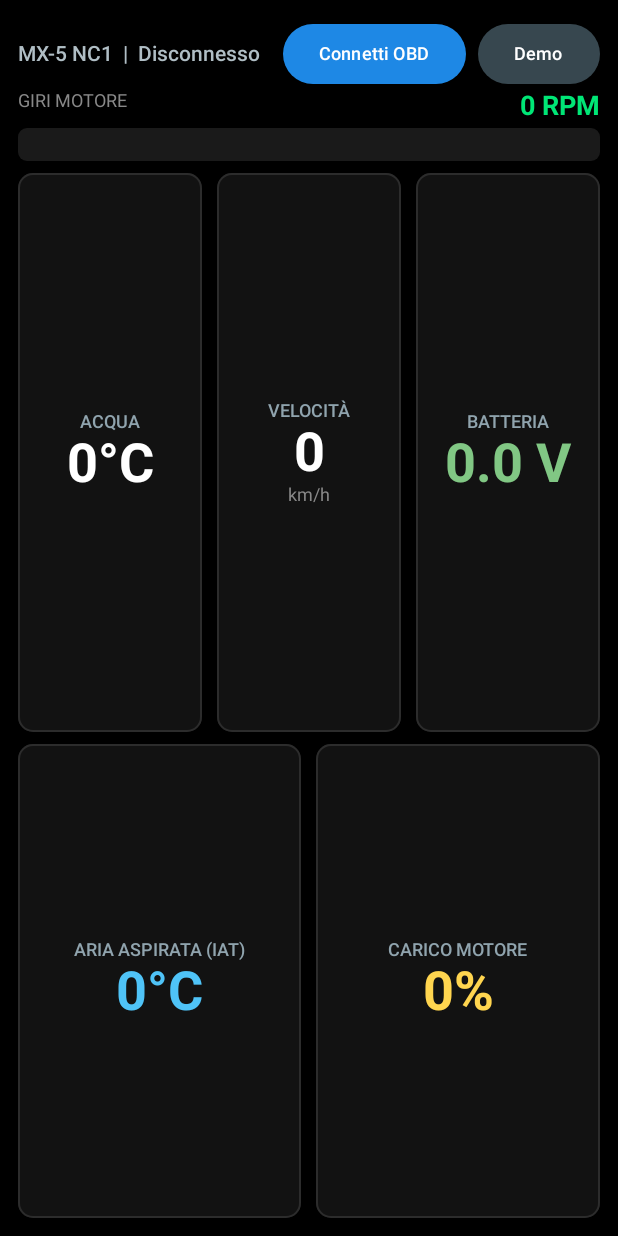
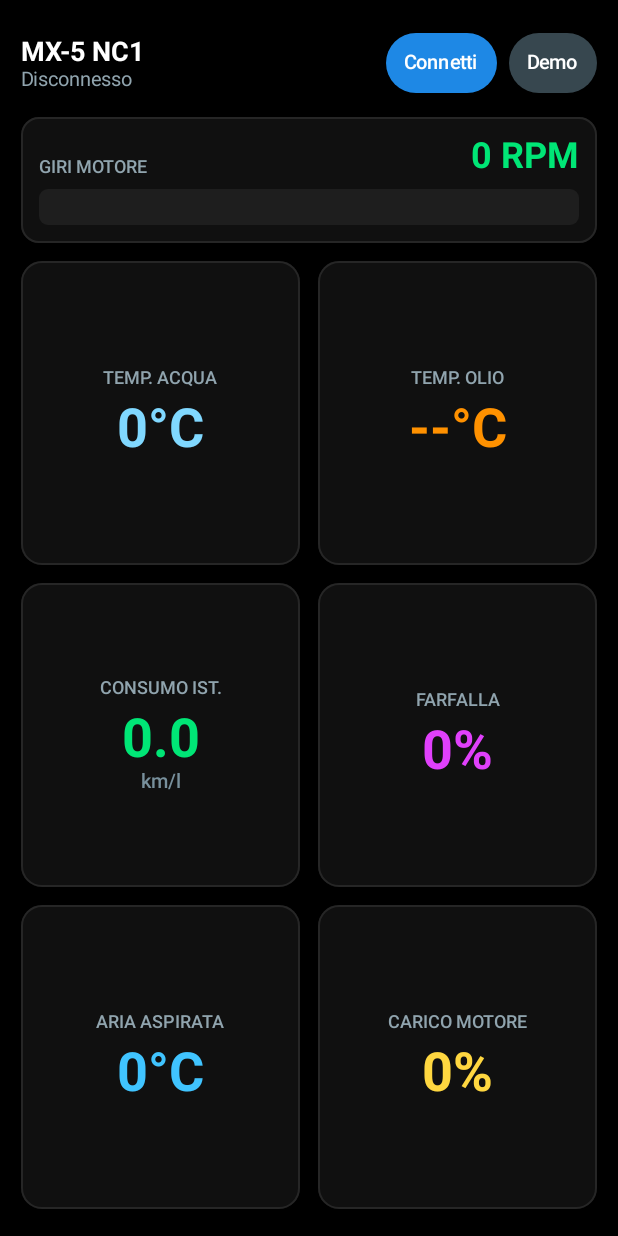
Before and after one commit to dandreasamuele03-fast/MX-5-virtual-dashboard, an Android app built with Jetpack Compose: the screen it shows after launch (MainActivity), on a phone screen of 412 x 824 dp. Run offline under Robolectric (Android 15) with nearby library versions, the phone set to English and light mode, and no system bars.

Commit message:
Update MainActivity.kt

```diff
--- a/app/src/main/java/com/mx5/dash/MainActivity.kt
+++ b/app/src/main/java/com/mx5/dash/MainActivity.kt
@@ -30,6 +30,7 @@ import androidx.core.content.ContextCompat
 import kotlinx.coroutines.*
 import java.io.InputStream
 import java.io.OutputStream
+import java.util.Locale
 import java.util.UUID
 import kotlin.math.sin
 
@@ -78,10 +79,11 @@ fun DashboardScreen(btAdapter: BluetoothAdapter?, sppUuid: UUID) {
     var showDevices by remember { mutableStateOf(false) }
 
     var rpm by remember { mutableIntStateOf(0) }
-    var speed by remember { mutableIntStateOf(0) }
     var coolantTemp by remember { mutableIntStateOf(0) }
+    var oilTemp by remember { mutableIntStateOf(-999) }
+    var kmPerLiter by remember { mutableDoubleStateOf(0.0) }
+    var throttlePos by remember { mutableIntStateOf(0) }
     var intakeTemp by remember { mutableIntStateOf(0) }
-    var voltage by remember { mutableDoubleStateOf(0.0) }
     var engineLoad by remember { mutableIntStateOf(0) }
 
     var obdJob by remember { mutableStateOf<Job?>(null) }
@@ -105,11 +107,12 @@ fun DashboardScreen(btAdapter: BluetoothAdapter?, sppUuid: UUID) {
             while (isActive) {
                 t += 0.15
                 rpm = (3200 + 2800 * sin(t)).toInt().coerceIn(850, 6500)
-                speed = (rpm / 45).coerceIn(0, 180)
-                coolantTemp = (88 + 4 * sin(t * 0.2)).toInt()
+                coolantTemp = (89 + 4 * sin(t * 0.2)).toInt()
+                oilTemp = (96 + 5 * sin(t * 0.15)).toInt()
+                kmPerLiter = (13.5 + 5.5 * sin(t * 0.4)).coerceIn(3.5, 28.0)
+                throttlePos = (35 + 30 * sin(t)).toInt().coerceIn(13, 86)
                 intakeTemp = (26 + 3 * sin(t * 0.1)).toInt()
-                voltage = 14.1 + 0.2 * sin(t * 0.3)
-                engineLoad = (45 + 35 * sin(t)).toInt().coerceIn(10, 95)
+                engineLoad = (45 + 35 * sin(t)).toInt().coerceIn(12, 95)
                 delay(80)
             }
         }
@@ -117,7 +120,7 @@ fun DashboardScreen(btAdapter: BluetoothAdapter?, sppUuid: UUID) {
 
     fun connectObd(device: BluetoothDevice) {
         stopAll()
-        statusText = "Connessione a ${device.name}..."
+        statusText = "Connessione..."
         obdJob = scope.launch(Dispatchers.IO) {
             try {
                 btAdapter?.cancelDiscovery()
@@ -127,7 +130,7 @@ fun DashboardScreen(btAdapter: BluetoothAdapter?, sppUuid: UUID) {
                 val input = socket.inputStream
                 val output = socket.outputStream
 
-                statusText = "Inizializzazione ECU Mazda..."
+                statusText = "Init ECU Mazda..."
                 sendCommand(output, input, "ATZ", 600)
                 sendCommand(output, input, "ATE0", 150)
                 sendCommand(output, input, "ATL0", 150)
@@ -135,30 +138,70 @@ fun DashboardScreen(btAdapter: BluetoothAdapter?, sppUuid: UUID) {
                 sendCommand(output, input, "ATSP6", 200)
 
                 isConnected = true
-                statusText = "Connesso: ${device.name}"
+                statusText = "Connesso"
+
+                var useExtendedOilPid = true
 
                 while (isActive) {
-                    parseResponse(sendCommand(output, input, "010C", 45))?.let { bytes ->
-                        if (bytes.size >= 4) rpm = ((bytes[2] * 256) + bytes[3]) / 4
+                    // 1. Giri Motore (010C)
+                    parseMode01(sendCommand(output, input, "010C", 40))?.let { b ->
+                        if (b.size >= 4) rpm = ((b[2] * 256) + b[3]) / 4
                     }
-                    parseResponse(sendCommand(output, input, "0105", 45))?.let { bytes ->
-                        if (bytes.size >= 3) coolantTemp = bytes[2] - 40
+
+                    // 2. Temperatura Acqua (0105)
+                    parseMode01(sendCommand(output, input, "0105", 40))?.let { b ->
+                        if (b.size >= 3) coolantTemp = b[2] - 40
                     }
-                    parseResponse(sendCommand(output, input, "010D", 45))?.let { bytes ->
-                        if (bytes.size >= 3) speed = bytes[2]
+
+                    // 3. Apertura Farfalla (0111)
+                    parseMode01(sendCommand(output, input, "0111", 40))?.let { b ->
+                        if (b.size >= 3) throttlePos = (b[2] * 100) / 255
                     }
-                    parseResponse(sendCommand(output, input, "0142", 45))?.let { bytes ->
-                        if (bytes.size >= 4) voltage = ((bytes[2] * 256) + bytes[3]) / 1000.0
+
+                    // 4. Consumo Istantaneo (Velocità 010D + MAF 0110)
+                    var currentSpeed = 0
+                    var mafGramsSec = 0.0
+                    parseMode01(sendCommand(output, input, "010D", 40))?.let { b ->
+                        if (b.size >= 3) currentSpeed = b[2]
                     }
-                    parseResponse(sendCommand(output, input, "010F", 45))?.let { bytes ->
-                        if (bytes.size >= 3) intakeTemp = bytes[2] - 40
+                    parseMode01(sendCommand(output, input, "0110", 40))?.let { b ->
+                        if (b.size >= 4) mafGramsSec = ((b[2] * 256) + b[3]) / 100.0
                     }
-                    parseResponse(sendCommand(output, input, "0104", 45))?.let { bytes ->
-                        if (bytes.size >= 3) engineLoad = (bytes[2] * 100) / 255
+                    kmPerLiter = if (currentSpeed > 2 && mafGramsSec > 0.1) {
+                        val litersPerHour = mafGramsSec * 0.3287
+                        (currentSpeed / litersPerHour).coerceIn(0.0, 50.0)
+                    } else {
+                        0.0
+                    }
+
+                    // 5. Temperatura Aria Aspirata IAT (010F)
+                    parseMode01(sendCommand(output, input, "010F", 40))?.let { b ->
+                        if (b.size >= 3) intakeTemp = b[2] - 40
+                    }
+
+                    // 6. Carico Motore (0104)
+                    parseMode01(sendCommand(output, input, "0104", 40))?.let { b ->
+                        if (b.size >= 3) engineLoad = (b[2] * 100) / 255
+                    }
+
+                    // 7. Temperatura Olio Motore (PID Mazda 221310 o Standard 015C)
+                    if (useExtendedOilPid) {
+                        val rawOil = sendCommand(output, input, "221310", 45)
+                        val parsedExt = parseMode22(rawOil, "621310")
+                        if (parsedExt != null && parsedExt.size >= 4) {
+                            val valC = ((parsedExt[3] * 256) + (parsedExt.getOrElse(4) { 0 })) / 100
+                            oilTemp = if (valC in -20..180) valC else (parsedExt[3] - 40)
+                        } else {
+                            useExtendedOilPid = false
+                        }
+                    } else {
+                        parseMode01(sendCommand(output, input, "015C", 40))?.let { b ->
+                            if (b.size >= 3) oilTemp = b[2] - 40
+                        }
                     }
                 }
             } catch (e: Exception) {
-                statusText = "Errore: ${e.localizedMessage ?: "Connessione fallita"}"
+                statusText = "Errore BT"
                 isConnected = false
             }
         }
@@ -174,40 +217,55 @@ fun DashboardScreen(btAdapter: BluetoothAdapter?, sppUuid: UUID) {
         coolantTemp >= 102 -> Color(0xFFFF1744)
         coolantTemp >= 96 -> Color(0xFFFFAB00)
         coolantTemp in 1..65 -> Color(0xFF29B6F6)
-        else -> Color.White
+        else -> Color(0xFF80D8FF)
+    }
+    val oilColor = when {
+        oilTemp >= 120 -> Color(0xFFFF1744)
+        oilTemp >= 110 -> Color(0xFFFFAB00)
+        oilTemp in 1..65 -> Color(0xFF29B6F6)
+        else -> Color(0xFFFF9100)
     }
 
     Column(
         modifier = Modifier
             .fillMaxSize()
             .background(Color.Black)
-            .padding(12.dp),
-        verticalArrangement = Arrangement.SpaceBetween
+            .padding(horizontal = 14.dp, vertical = 18.dp),
+        verticalArrangement = Arrangement.spacedBy(12.dp)
     ) {
+        // Barra superiore: Stato e pulsanti
         Row(
             modifier = Modifier.fillMaxWidth(),
             horizontalArrangement = Arrangement.SpaceBetween,
             verticalAlignment = Alignment.CenterVertically
         ) {
-            Text(
-                text = "MX-5 NC1  |  $statusText",
-                color = if (isConnected) Color(0xFF00E676) else Color(0xFFB0BEC5),
-                fontSize = 14.sp,
-                fontWeight = FontWeight.SemiBold
-            )
+            Column {
+                Text(
+                    text = "MX-5 NC1",
+                    color = Color.White,
+                    fontSize = 18.sp,
+                    fontWeight = FontWeight.Bold
+                )
+                Text(
+                    text = statusText,
+                    color = if (isConnected) Color(0xFF00E676) else Color(0xFF90A4AE),
+                    fontSize = 13.sp
+                )
+            }
             Row(horizontalArrangement = Arrangement.spacedBy(8.dp)) {
                 Box {
                     Button(
                         onClick = { showDevices = true },
-                        colors = ButtonDefaults.buttonColors(containerColor = Color(0xFF1E88E5))
+                        colors = ButtonDefaults.buttonColors(containerColor = Color(0xFF1E88E5)),
+                        contentPadding = PaddingValues(horizontal = 12.dp, vertical = 8.dp)
                     ) {
-                        Text("Connetti OBD", fontSize = 12.sp)
+                        Text("Connetti", fontSize = 13.sp)
                     }
                     DropdownMenu(expanded = showDevices, onDismissRequest = { showDevices = false }) {
                         val paired = btAdapter?.bondedDevices?.toList().orEmpty()
                         if (paired.isEmpty()) {
                             DropdownMenuItem(
-                                text = { Text("Nessun dispositivo accoppiato") },
+                                text = { Text("Nessun dispositivo") },
                                 onClick = { showDevices = false }
                             )
                         } else {
@@ -227,27 +285,36 @@ fun DashboardScreen(btAdapter: BluetoothAdapter?, sppUuid: UUID) {
                     onClick = { if (isDemo || isConnected) stopAll() else startDemo() },
                     colors = ButtonDefaults.buttonColors(
                         containerColor = if (isDemo || isConnected) Color(0xFFD32F2F) else Color(0xFF37474F)
-                    )
+                    ),
+                    contentPadding = PaddingValues(horizontal = 12.dp, vertical = 8.dp)
                 ) {
-                    Text(if (isDemo || isConnected) "Stop" else "Demo", fontSize = 12.sp)
+                    Text(if (isDemo || isConnected) "Stop" else "Demo", fontSize = 13.sp)
                 }
             }
         }
 
-        Column(modifier = Modifier.fillMaxWidth()) {
+        // Barra LED Giri Motore
+        Column(
+            modifier = Modifier
+                .fillMaxWidth()
+                .background(Color(0xFF101010), RoundedCornerShape(12.dp))
+                .border(1.dp, Color(0xFF262626), RoundedCornerShape(12.dp))
+                .padding(12.dp)
+        ) {
             Row(
                 modifier = Modifier.fillMaxWidth(),
-                horizontalArrangement = Arrangement.SpaceBetween
+                horizontalArrangement = Arrangement.SpaceBetween,
+                verticalAlignment = Alignment.Bottom
             ) {
-                Text("GIRI MOTORE", color = Color.Gray, fontSize = 12.sp)
-                Text("$rpm RPM", color = shiftColor, fontSize = 18.sp, fontWeight = FontWeight.Bold)
+                Text("GIRI MOTORE", color = Color(0xFF90A4AE), fontSize = 12.sp, fontWeight = FontWeight.SemiBold)
+                Text("$rpm RPM", color = shiftColor, fontSize = 24.sp, fontWeight = FontWeight.Bold)
             }
-            Spacer(modifier = Modifier.height(4.dp))
+            Spacer(modifier = Modifier.height(8.dp))
             Box(
                 modifier = Modifier
                     .fillMaxWidth()
-                    .height(22.dp)
-                    .background(Color(0xFF1A1A1A), RoundedCornerShape(6.dp))
+                    .height(24.dp)
+                    .background(Color(0xFF1E1E1E), RoundedCornerShape(6.dp))
             ) {
                 Box(
                     modifier = Modifier
@@ -258,21 +325,62 @@ fun DashboardScreen(btAdapter: BluetoothAdapter?, sppUuid: UUID) {
             }
         }
 
+        // Riga 1: Temperatura Acqua + Temperatura Olio
         Row(
-            modifier = Modifier.fillMaxWidth().weight(1f).padding(top = 8.dp),
-            horizontalArrangement = Arrangement.spacedBy(10.dp)
+            modifier = Modifier.fillMaxWidth().weight(1f),
+            horizontalArrangement = Arrangement.spacedBy(12.dp)
         ) {
-            GaugeBox("ACQUA", "$coolantTemp°C", coolantColor, Modifier.weight(1f).fillMaxHeight())
-            GaugeBox("VELOCITÀ", "$speed", Color.White, Modifier.weight(1f).fillMaxHeight(), "km/h")
-            GaugeBox("BATTERIA", String.format("%.1f V", voltage), Color(0xFF81C784), Modifier.weight(1f).fillMaxHeight())
+            GaugeBox(
+                title = "TEMP. ACQUA",
+                value = "$coolantTemp°C",
+                valueColor = coolantColor,
+                modifier = Modifier.weight(1f).fillMaxHeight()
+            )
+            GaugeBox(
+                title = "TEMP. OLIO",
+                value = if (oilTemp > -100) "$oilTemp°C" else "--°C",
+                valueColor = oilColor,
+                modifier = Modifier.weight(1f).fillMaxHeight()
+            )
         }
 
+        // Riga 2: Consumo Istantaneo + Apertura Farfalla
         Row(
-            modifier = Modifier.fillMaxWidth().weight(0.85f).padding(top = 8.dp),
-            horizontalArrangement = Arrangement.spacedBy(10.dp)
+            modifier = Modifier.fillMaxWidth().weight(1f),
+            horizontalArrangement = Arrangement.spacedBy(12.dp)
         ) {
-            GaugeBox("ARIA ASPIRATA (IAT)", "$intakeTemp°C", Color(0xFF4FC3F7), Modifier.weight(1f).fillMaxHeight())
-            GaugeBox("CARICO MOTORE", "$engineLoad%", Color(0xFFFFD54F), Modifier.weight(1f).fillMaxHeight())
+            GaugeBox(
+                title = "CONSUMO IST.",
+                value = if (kmPerLiter > 0.1) String.format(Locale.US, "%.1f", kmPerLiter) else "0.0",
+                valueColor = Color(0xFF00E676),
+                sub = "km/l",
+                modifier = Modifier.weight(1f).fillMaxHeight()
+            )
+            GaugeBox(
+                title = "FARFALLA",
+                value = "$throttlePos%",
+                valueColor = Color(0xFFE040FB),
+                modifier = Modifier.weight(1f).fillMaxHeight()
+            )
+        }
+
+        // Riga 3: Aria Aspirata (IAT) + Carico Motore
+        Row(
+            modifier = Modifier.fillMaxWidth().weight(1f),
+            horizontalArrangement = Arrangement.spacedBy(12.dp)
+        ) {
+            GaugeBox(
+                title = "ARIA ASPIRATA",
+                value = "$intakeTemp°C",
+                valueColor = Color(0xFF40C4FF),
+                modifier = Modifier.weight(1f).fillMaxHeight()
+            )
+            GaugeBox(
+                title = "CARICO MOTORE",
+                value = "$engineLoad%",
+                valueColor = Color(0xFFFFD740),
+                modifier = Modifier.weight(1f).fillMaxHeight()
+            )
         }
     }
 }
@@ -281,16 +389,17 @@ fun DashboardScreen(btAdapter: BluetoothAdapter?, sppUuid: UUID) {
 fun GaugeBox(title: String, value: String, valueColor: Color, modifier: Modifier = Modifier, sub: String = "") {
     Column(
         modifier = modifier
-            .background(Color(0xFF121212), RoundedCornerShape(10.dp))
-            .border(1.dp, Color(0xFF2C2C2C), RoundedCornerShape(10.dp))
+            .background(Color(0xFF101010), RoundedCornerShape(14.dp))
+            .border(1.dp, Color(0xFF262626), RoundedCornerShape(14.dp))
             .padding(10.dp),
         verticalArrangement = Arrangement.Center,
         horizontalAlignment = Alignment.CenterHorizontally
     ) {
-        Text(text = title, color = Color(0xFF90A4AE), fontSize = 12.sp, fontWeight = FontWeight.Medium)
+        Text(text = title, color = Color(0xFF90A4AE), fontSize = 12.sp, fontWeight = FontWeight.SemiBold)
+        Spacer(modifier = Modifier.height(6.dp))
         Text(text = value, color = valueColor, fontSize = 36.sp, fontWeight = FontWeight.Bold)
         if (sub.isNotEmpty()) {
-            Text(text = sub, color = Color.Gray, fontSize = 12.sp)
+            Text(text = sub, color = Color(0xFF78909C), fontSize = 13.sp, fontWeight = FontWeight.Medium)
         }
     }
 }
@@ -302,7 +411,7 @@ private suspend fun sendCommand(out: OutputStream, input: InputStream, cmd: Stri
     delay(waitMs)
     val sb = StringBuilder()
     val start = System.currentTimeMillis()
-    while (System.currentTimeMillis() - start < 300) {
+    while (System.currentTimeMillis() - start < 250) {
         if (input.available() > 0) {
             val c = input.read().toChar()
             if (c == '>') break
@@ -314,7 +423,7 @@ private suspend fun sendCommand(out: OutputStream, input: InputStream, cmd: Stri
     return sb.toString().replace("\\s".toRegex(), "")
 }
 
-private fun parseResponse(raw: String): List<Int>? {
+private fun parseMode01(raw: String): List<Int>? {
     val idx = raw.indexOf("41")
     if (idx == -1) return null
     val hex = raw.substring(idx)
@@ -325,3 +434,15 @@ private fun parseResponse(raw: String): List<Int>? {
         null
     }
 }
+
+private fun parseMode22(raw: String, header: String): List<Int>? {
+    val idx = raw.indexOf(header)
+    if (idx == -1) return null
+    val hex = raw.substring(idx)
+    if (hex.length < 8) return null
+    return try {
+        hex.chunked(2).map { it.toInt(16) }
+    } catch (_: Exception) {
+        null
+    }
+}
```
